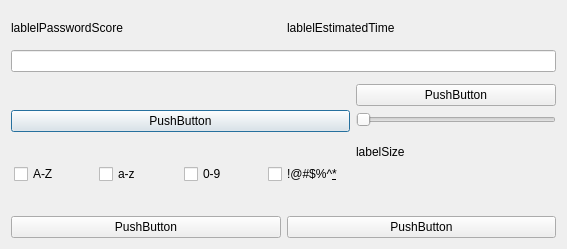
The window that PasswordGenerator.ui (sochok222/RadikPass) describes before a commit, drawn with Qt 5.
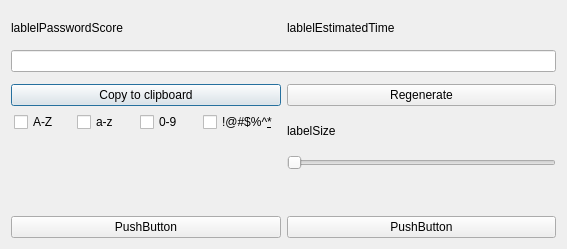
The same window after the commit.

Commit message: Improved PasswordGenerator, renamed actions

The edit to the form file:
```diff
--- a/PasswordGenerator.ui
+++ b/PasswordGenerator.ui
@@ -47,7 +47,7 @@
          <item>
           <widget class="QPushButton" name="pushButton_3">
            <property name="text">
-            <string>PushButton</string>
+            <string>Copy to clipboard</string>
            </property>
           </widget>
          </item>
@@ -89,6 +89,19 @@
            </item>
           </layout>
          </item>
+         <item>
+          <spacer name="verticalSpacer_2">
+           <property name="orientation">
+            <enum>Qt::Orientation::Vertical</enum>
+           </property>
+           <property name="sizeHint" stdset="0">
+            <size>
+             <width>20</width>
+             <height>40</height>
+            </size>
+           </property>
+          </spacer>
+         </item>
         </layout>
        </item>
        <item>
@@ -105,15 +118,22 @@
          <item>
           <widget class="QPushButton" name="pushButton_4">
            <property name="text">
-            <string>PushButton</string>
+            <string>Regenerate</string>
            </property>
           </widget>
          </item>
          <item>
-          <widget class="QSlider" name="sliderLenght">
+          <widget class="QLabel" name="label_size">
+           <property name="text">
+            <string>labelSize</string>
+           </property>
+          </widget>
+         </item>
+         <item>
+          <widget class="QSlider" name="slider_lenght">
            <property name="maximumSize">
             <size>
-             <width>200</width>
+             <width>380</width>
              <height>16777215</height>
             </size>
            </property>
@@ -122,13 +142,6 @@
            </property>
           </widget>
          </item>
-         <item>
-          <widget class="QLabel" name="labelSize">
-           <property name="text">
-            <string>labelSize</string>
-           </property>
-          </widget>
-         </item>
          <item>
           <spacer name="verticalSpacer">
            <property name="orientation">
```
Left out of the diff: 16 changed lines with no effect on the pictures. The commit also changes 8 other files.
